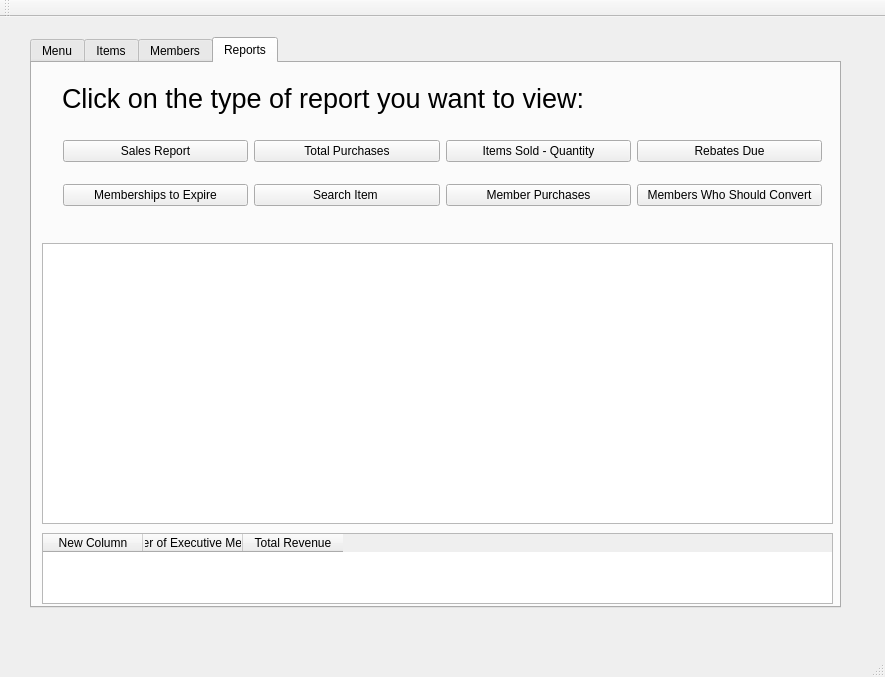
First picture: the form in mainwindow.ui, repository JMarcu/Super-Warehouse-Store, before the edit.
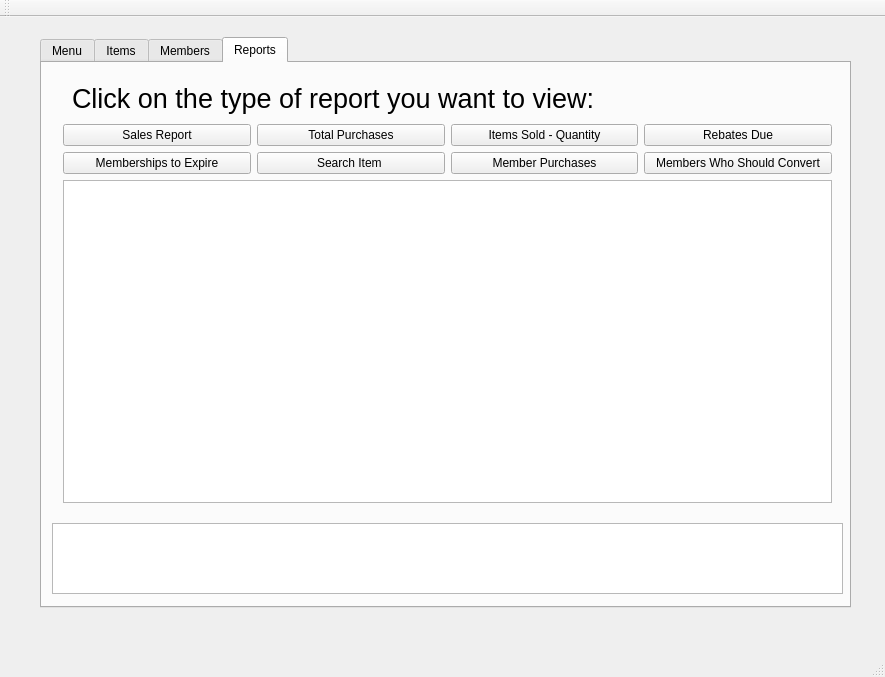
Second picture: the form after the edit. The open tabs and pages were chosen to show the change.

Commit message: Need to fix total purchases and edit item and member

```diff
--- a/mainwindow.ui
+++ b/mainwindow.ui
@@ -17,7 +17,7 @@
    <widget class="QTabWidget" name="ViewMembers">
     <property name="geometry">
      <rect>
-      <x>30</x>
+      <x>40</x>
       <y>20</y>
       <width>811</width>
       <height>571</height>
@@ -231,19 +231,6 @@
      <attribute name="title">
       <string>Reports</string>
      </attribute>
-     <widget class="QTableWidget" name="tableWidget_ViewReports">
-      <property name="geometry">
-       <rect>
-        <x>10</x>
-        <y>180</y>
-        <width>791</width>
-        <height>281</height>
-       </rect>
-      </property>
-      <property name="editTriggers">
-       <set>QAbstractItemView::NoEditTriggers</set>
-      </property>
-     </widget>
      <widget class="QLabel" name="label">
       <property name="geometry">
        <rect>
@@ -263,15 +250,27 @@
        <string>Click on the type of report you want to view:</string>
       </property>
      </widget>
+     <widget class="QTableWidget" name="tableWidget_SIDE">
+      <property name="geometry">
+       <rect>
+        <x>10</x>
+        <y>460</y>
+        <width>791</width>
+        <height>71</height>
+       </rect>
+      </property>
+     </widget>
      <widget class="QWidget" name="layoutWidget">
       <property name="geometry">
        <rect>
-        <x>20</x>
+        <x>10</x>
         <y>50</y>
-        <width>781</width>
-        <height>121</height>
+        <width>791</width>
+        <height>401</height>
        </rect>
       </property>
+      <layout class="QGridLayout" name="gridLayout_4">
+       <item row="0" column="0">
       <layout class="QGridLayout" name="gridLayout_3">
        <item row="0" column="0">
         <widget class="QPushButton" name="SalesReport_Button">
@@ -289,6 +288,9 @@
        </item>
        <item row="0" column="2">
         <widget class="QPushButton" name="ItemsSoldQuantity_Button">
+           <property name="enabled">
+            <bool>true</bool>
+           </property>
          <property name="text">
           <string>Items Sold - Quantity</string>
          </property>
@@ -330,31 +332,24 @@
         </widget>
        </item>
       </layout>
-     </widget>
-     <widget class="QTableWidget" name="tableWidget_SIDE">
-      <property name="geometry">
-       <rect>
-        <x>10</x>
-        <y>470</y>
-        <width>791</width>
-        <height>71</height>
-       </rect>
-      </property>
-      <column>
-       <property name="text">
-        <string>New Column</string>
-       </property>
-      </column>
-      <column>
-       <property name="text">
-        <string>Number of Executive Members</string>
-       </property>
-      </column>
-      <column>
-       <property name="text">
-        <string>Total Revenue</string>
-       </property>
-      </column>
+       </item>
+       <item row="1" column="0">
+        <widget class="QTableWidget" name="tableWidget_ViewReports">
+         <property name="sizePolicy">
+          <sizepolicy hsizetype="Expanding" vsizetype="Expanding">
+           <horstretch>0</horstretch>
+           <verstretch>0</verstretch>
+          </sizepolicy>
+         </property>
+         <property name="editTriggers">
+          <set>QAbstractItemView::NoEditTriggers</set>
+         </property>
+         <property name="sortingEnabled">
+          <bool>true</bool>
+         </property>
+        </widget>
+       </item>
+      </layout>
      </widget>
     </widget>
    </widget>
```
Left out of the diff: 21 changed lines with no effect on the pictures. Lines whose indentation alone changed are shown as unchanged. The commit also changes 28 other files.
